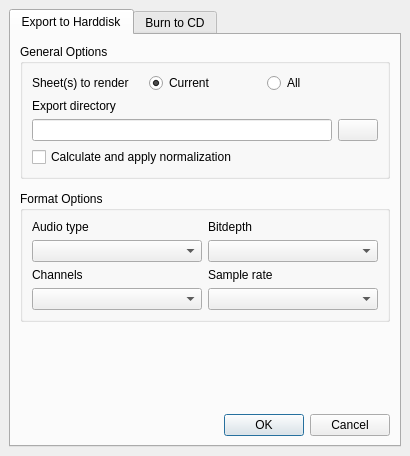
Above: src/traverso/ui/ExportWidget.ui from ErwanLegrand/Traverso-DAW before the change. Below: the same form after it.
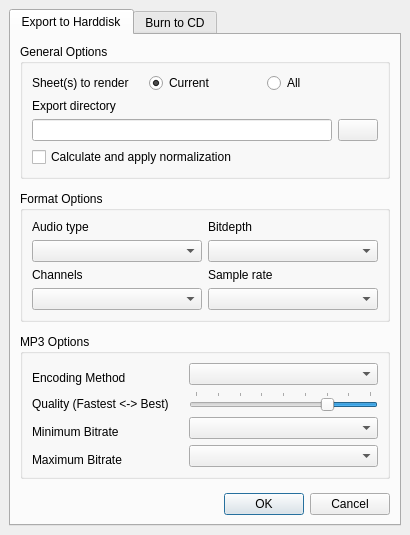
That is the form after the change.

Commit message: - Add mp3 encoding using libmp3lame - Add ui for simple-ish mp3 settings in ExportWidget - Relaytoolize libmp3lame - Fix SEGV in ReadSource when m_bufferstatus wasn't always created - Fix SEGV in ReadSource when syncing a clip with a NULL m_audioReader - Clean up ExportWidget ComboBoxes to use UserData instead of just index - ExportWidget spelling error: save -> safe   :) - ExportWidget whitespace cleanup - ExportWidget: don't pop up the "Another CD?" box after querying for devices

Diff of the .ui file:
```diff
--- a/src/traverso/ui/ExportWidget.ui
+++ b/src/traverso/ui/ExportWidget.ui
@@ -15,14 +15,24 @@
   <property name="windowTitle" >
    <string>Export</string>
   </property>
-  <layout class="QGridLayout" >
+  <layout class="QVBoxLayout" >
    <property name="margin" >
     <number>9</number>
    </property>
    <property name="spacing" >
     <number>6</number>
    </property>
-   <item row="0" column="0" >
+   <item>
+    <layout class="QVBoxLayout" >
+     <property name="margin" >
+      <number>0</number>
+     </property>
+     <property name="spacing" >
+      <number>6</number>
+     </property>
+    </layout>
+   </item>
+   <item>
     <widget class="QTabWidget" name="tabWidget" >
      <property name="enabled" >
       <bool>true</bool>
@@ -281,6 +291,177 @@
              </layout>
             </widget>
            </item>
+           <item>
+            <widget class="QGroupBox" name="mp3OptionsGroupBox" >
+             <property name="sizePolicy" >
+              <sizepolicy>
+               <hsizetype>5</hsizetype>
+               <vsizetype>5</vsizetype>
+               <horstretch>0</horstretch>
+               <verstretch>0</verstretch>
+              </sizepolicy>
+             </property>
+             <property name="title" >
+              <string>MP3 Options</string>
+             </property>
+             <layout class="QGridLayout" >
+              <property name="margin" >
+               <number>9</number>
+              </property>
+              <property name="spacing" >
+               <number>6</number>
+              </property>
+              <item row="0" column="0" >
+               <widget class="QLabel" name="label_15" >
+                <property name="sizePolicy" >
+                 <sizepolicy>
+                  <hsizetype>5</hsizetype>
+                  <vsizetype>5</vsizetype>
+                  <horstretch>4</horstretch>
+                  <verstretch>0</verstretch>
+                 </sizepolicy>
+                </property>
+                <property name="text" >
+                 <string>Encoding Method</string>
+                </property>
+                <property name="alignment" >
+                 <set>Qt::AlignBottom|Qt::AlignLeading|Qt::AlignLeft</set>
+                </property>
+               </widget>
+              </item>
+              <item row="3" column="0" >
+               <widget class="QLabel" name="mp3MaxBitrateLabel" >
+                <property name="sizePolicy" >
+                 <sizepolicy>
+                  <hsizetype>5</hsizetype>
+                  <vsizetype>5</vsizetype>
+                  <horstretch>4</horstretch>
+                  <verstretch>0</verstretch>
+                 </sizepolicy>
+                </property>
+                <property name="text" >
+                 <string>Maximum Bitrate</string>
+                </property>
+                <property name="alignment" >
+                 <set>Qt::AlignBottom|Qt::AlignLeading|Qt::AlignLeft</set>
+                </property>
+               </widget>
+              </item>
+              <item row="2" column="0" >
+               <widget class="QLabel" name="mp3MinBitrateLabel" >
+                <property name="sizePolicy" >
+                 <sizepolicy>
+                  <hsizetype>5</hsizetype>
+                  <vsizetype>5</vsizetype>
+                  <horstretch>4</horstretch>
+                  <verstretch>0</verstretch>
+                 </sizepolicy>
+                </property>
+                <property name="text" >
+                 <string>Minimum Bitrate</string>
+                </property>
+                <property name="alignment" >
+                 <set>Qt::AlignBottom|Qt::AlignLeading|Qt::AlignLeft</set>
+                </property>
+               </widget>
+              </item>
+              <item row="1" column="0" >
+               <widget class="QLabel" name="label_16" >
+                <property name="sizePolicy" >
+                 <sizepolicy>
+                  <hsizetype>5</hsizetype>
+                  <vsizetype>5</vsizetype>
+                  <horstretch>4</horstretch>
+                  <verstretch>0</verstretch>
+                 </sizepolicy>
+                </property>
+                <property name="text" >
+                 <string>Quality (Fastest &lt;-> Best)</string>
+                </property>
+                <property name="alignment" >
+                 <set>Qt::AlignBottom|Qt::AlignLeading|Qt::AlignLeft</set>
+                </property>
+               </widget>
+              </item>
+              <item row="3" column="1" >
+               <widget class="QComboBox" name="mp3MaxBitrateComboBox" >
+                <property name="sizePolicy" >
+                 <sizepolicy>
+                  <hsizetype>7</hsizetype>
+                  <vsizetype>0</vsizetype>
+                  <horstretch>5</horstretch>
+                  <verstretch>0</verstretch>
+                 </sizepolicy>
+                </property>
+               </widget>
+              </item>
+              <item row="2" column="1" >
+               <widget class="QComboBox" name="mp3MinBitrateComboBox" >
+                <property name="sizePolicy" >
+                 <sizepolicy>
+                  <hsizetype>7</hsizetype>
+                  <vsizetype>0</vsizetype>
+                  <horstretch>5</horstretch>
+                  <verstretch>0</verstretch>
+                 </sizepolicy>
+                </property>
+               </widget>
+              </item>
+              <item row="0" column="1" >
+               <widget class="QComboBox" name="mp3MethodComboBox" >
+                <property name="sizePolicy" >
+                 <sizepolicy>
+                  <hsizetype>7</hsizetype>
+                  <vsizetype>0</vsizetype>
+                  <horstretch>5</horstretch>
+                  <verstretch>0</verstretch>
+                 </sizepolicy>
+                </property>
+               </widget>
+              </item>
+              <item row="1" column="1" >
+               <widget class="QSlider" name="mp3QualitySlider" >
+                <property name="layoutDirection" >
+                 <enum>Qt::LeftToRight</enum>
+                </property>
+                <property name="autoFillBackground" >
+                 <bool>false</bool>
+                </property>
+                <property name="minimum" >
+                 <number>1</number>
+                </property>
+                <property name="maximum" >
+                 <number>9</number>
+                </property>
+                <property name="pageStep" >
+                 <number>1</number>
+                </property>
+                <property name="value" >
+                 <number>3</number>
+                </property>
+                <property name="tracking" >
+                 <bool>true</bool>
+                </property>
+                <property name="orientation" >
+                 <enum>Qt::Horizontal</enum>
+                </property>
+                <property name="invertedAppearance" >
+                 <bool>true</bool>
+                </property>
+                <property name="invertedControls" >
+                 <bool>false</bool>
+                </property>
+                <property name="tickPosition" >
+                 <enum>QSlider::TicksAbove</enum>
+                </property>
+                <property name="tickInterval" >
+                 <number>1</number>
+                </property>
+               </widget>
+              </item>
+             </layout>
+            </widget>
+           </item>
            <item>
             <spacer>
              <property name="orientation" >
```
Left out of the diff: 4 changed lines with no effect on the pictures. The commit also changes 9 other files.
